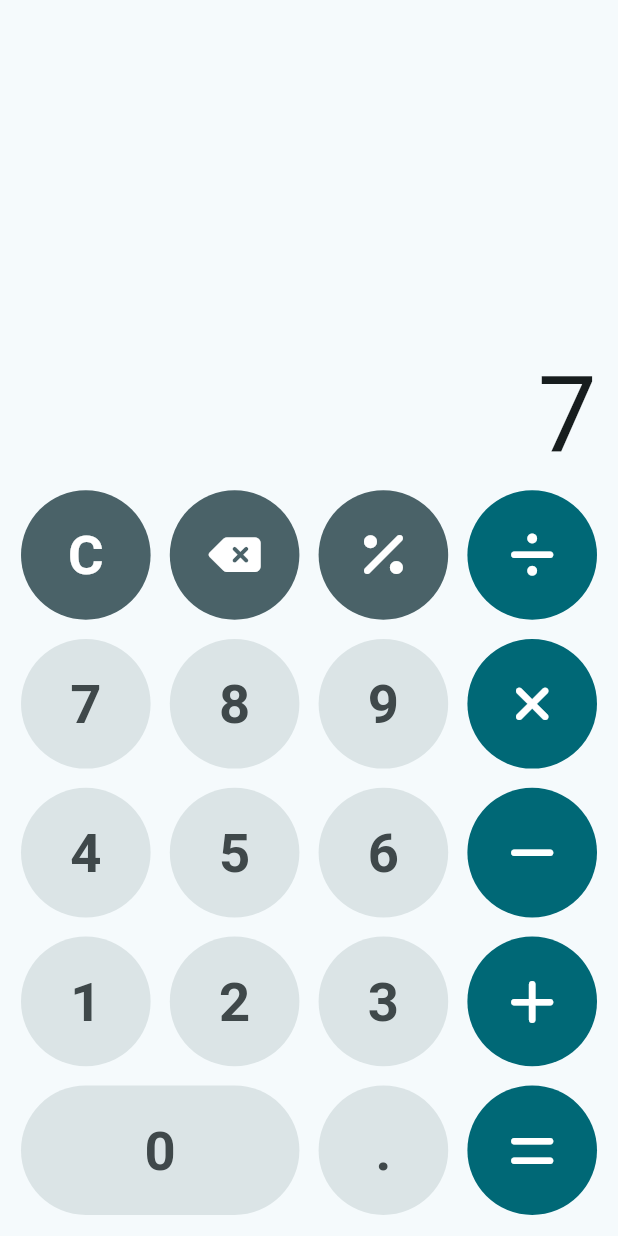
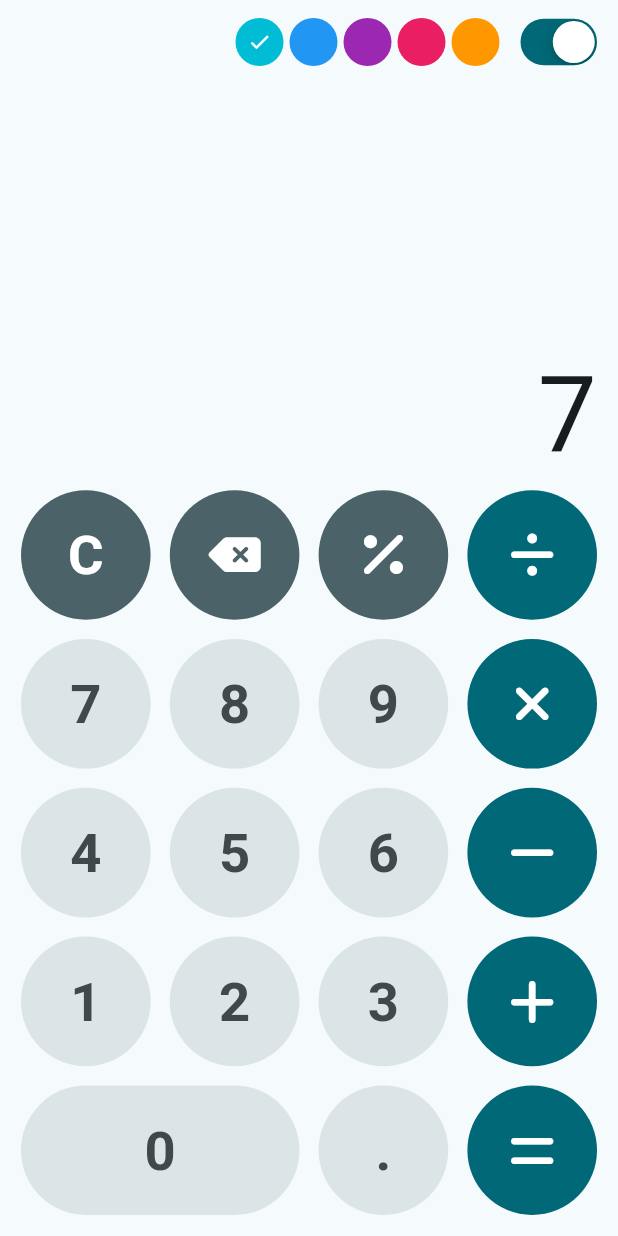
Before and after one commit to sangh518/flutter_calculator, a Flutter app: the screen it shows after launch, after a tap on an icon or button, on a phone screen of 412 x 824 dp. Run offline on Flutter 3.47's test engine with Material 2 defaults, Android fonts, the phone set to English and light mode, and no system bars; our stand-ins replace font_awesome_flutter, math_expressions; Roboto replaces fonts that are missing (Pretendard).

Commit message:
add theme app bar

```diff
--- a/lib/main.dart
+++ b/lib/main.dart
@@ -1,33 +1,39 @@
 import 'package:flutter/material.dart';
 import 'package:flutter_calculator/screens/calculator_screen.dart';
 import 'package:flutter_calculator/viewmodels/calculator_viewmodel.dart';
+import 'package:flutter_calculator/viewmodels/theme_viewmodel.dart';
 import 'package:provider/provider.dart';
 
 void main() {
-  runApp(const MyApp());
+  runApp(
+    MultiProvider(
+      providers: [
+        ChangeNotifierProvider(create: (_) => CalculatorViewModel()),
+        ChangeNotifierProvider(create: (_) => ThemeViewModel()),
+      ],
+      child: const MyApp(),
+    ),
+  );
 }
 
 class MyApp extends StatelessWidget {
   const MyApp({super.key});
   @override
   Widget build(BuildContext context) {
-    return MultiProvider(
-      providers: [
-        ChangeNotifierProvider(create: (_) => CalculatorViewModel()),
-      ],
-      child: MaterialApp(
+    var viewmodel = context.watch<ThemeViewModel>();
+
+    return MaterialApp(
       title: 'Calculator',
       debugShowCheckedModeBanner: false,
       theme: ThemeData(
         fontFamily: "Pretendard",
         useMaterial3: true,
         colorScheme: ColorScheme.fromSeed(
-            seedColor: Colors.cyan,
-            brightness: Brightness.light,
+          seedColor: viewmodel.seedColor,
+          brightness: viewmodel.brightness,
         ),
       ),
       home: const CalculatorScreen(),
-      ),
     );
   }
 }
--- a/lib/screens/calculator_screen.dart
+++ b/lib/screens/calculator_screen.dart
@@ -1,6 +1,7 @@
 import 'package:flutter/material.dart';
 import 'package:flutter_calculator/widgets/header_display.dart';
 import 'package:flutter_calculator/widgets/input_pad.dart';
+import 'package:flutter_calculator/widgets/theme_app_bar.dart';
 
 const kSidePadding = 14.0;
 
@@ -10,6 +11,7 @@ class CalculatorScreen extends StatelessWidget {
   @override
   Widget build(BuildContext context) {
     return Scaffold(
+      appBar: ThemeAppBar.getAppBar(context),
       backgroundColor: Theme.of(context).colorScheme.background,
       body: SafeArea(
         child: _buildBody(),
--- /dev/null
+++ b/lib/viewmodels/theme_viewmodel.dart
@@ -0,0 +1,26 @@
+import 'package:flutter/material.dart';
+
+const List<Color> kThemeSeedColors = [
+  Colors.cyan,
+  Colors.blue,
+  Colors.purple,
+  Colors.pink,
+  Colors.orange
+];
+
+class ThemeViewModel extends ChangeNotifier {
+  Color get seedColor => kThemeSeedColors[_seedColorIndex];
+  int _seedColorIndex = 0;
+  set seedColorIndex(int index) {
+    _seedColorIndex = index;
+    notifyListeners();
+  }
+
+  Brightness get brightness => _brightness;
+  Brightness _brightness = Brightness.light;
+
+  set brightness(Brightness value) {
+    _brightness = value;
+    notifyListeners();
+  }
+}
--- /dev/null
+++ b/lib/widgets/theme_app_bar.dart
@@ -0,0 +1,53 @@
+import 'package:flutter/cupertino.dart';
+import 'package:flutter/material.dart';
+import 'package:flutter_calculator/viewmodels/theme_viewmodel.dart';
+import 'package:provider/provider.dart';
+
+class ThemeAppBar {
+  static AppBar getAppBar(BuildContext context) {
+    var viewmodel = context.watch<ThemeViewModel>();
+
+    return AppBar(
+      actions: [
+        Row(
+          children: kThemeSeedColors
+              .map((e) => _buildSeedColorButton(e, context))
+              .toList(),
+        ),
+        const SizedBox(width: 10),
+        CupertinoSwitch(
+          value: viewmodel.brightness == Brightness.light,
+          onChanged: (value) {
+            viewmodel.brightness = value ? Brightness.light : Brightness.dark;
+          },
+          activeColor: Theme.of(context).colorScheme.primary,
+          trackColor: Theme.of(context).colorScheme.primary.withOpacity(0.5),
+        ),
+        const SizedBox(width: 10),
+      ],
+    );
+  }
+
+  static Widget _buildSeedColorButton(Color color, BuildContext context) {
+    var viewmodel = context.watch<ThemeViewModel>();
+    return GestureDetector(
+      onTap: () {
+        viewmodel.seedColorIndex = kThemeSeedColors.indexOf(color);
+      },
+      child: Padding(
+        padding: const EdgeInsets.only(left: 4.0),
+        child: CircleAvatar(
+          radius: 16,
+          backgroundColor: color,
+          child: viewmodel.seedColor == color
+              ? const Icon(
+                  Icons.check,
+                  size: 16.0,
+                  color: Colors.white,
+                )
+              : null,
+        ),
+      ),
+    );
+  }
+}
```
Lines whose indentation alone changed are shown as unchanged.
